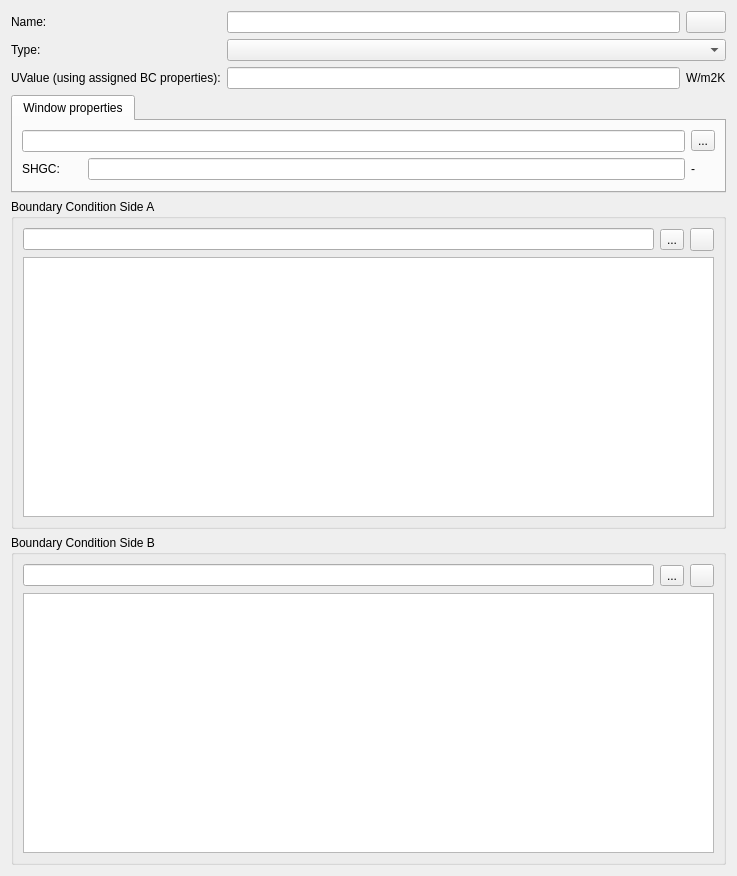
This is SIM-VICUS/src/SVDBSubSurfaceComponentEditWidget.ui in ghorwin/SIM-VICUS as Qt 5 draws it before an edit. The edited form follows.
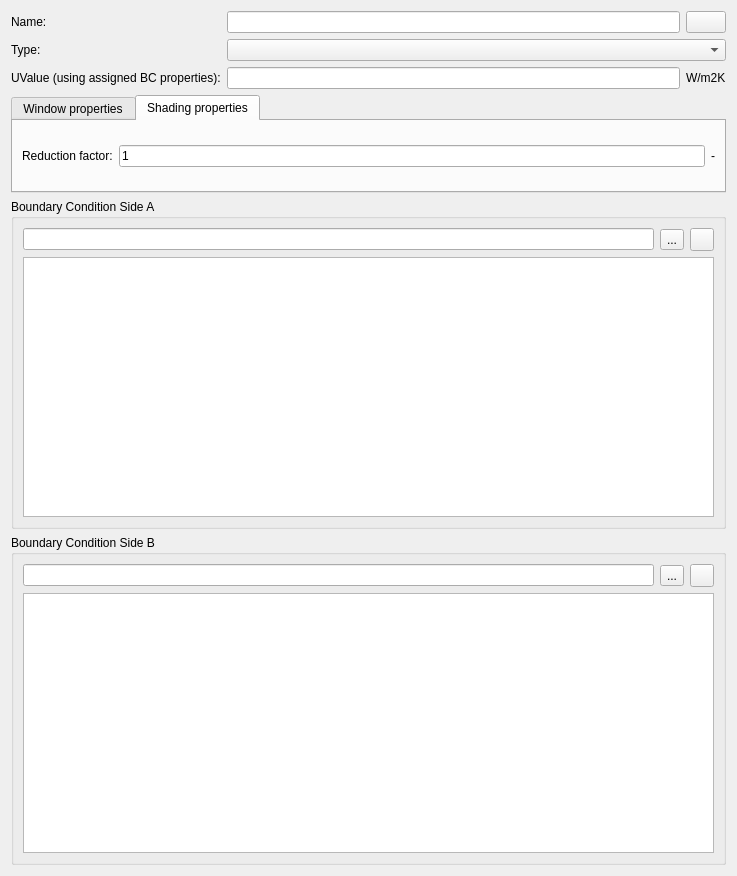
This is the edited form. Icons and pictures are not drawn. Custom widgets are drawn as their Qt base class.

Commit message: Added reduction factor in Window + UI

```diff
--- a/SIM-VICUS/src/SVDBSubSurfaceComponentEditWidget.ui
+++ b/SIM-VICUS/src/SVDBSubSurfaceComponentEditWidget.ui
@@ -100,7 +100,7 @@
       </sizepolicy>
      </property>
      <property name="currentIndex">
-      <number>0</number>
+      <number>1</number>
      </property>
      <widget class="QWidget" name="tabWindow">
       <attribute name="title">
@@ -153,6 +153,46 @@
        </item>
       </layout>
      </widget>
+     <widget class="QWidget" name="Shading">
+      <attribute name="title">
+       <string>Shading properties</string>
+      </attribute>
+      <layout class="QGridLayout" name="gridLayout_5">
+       <item row="0" column="0">
+        <widget class="QLabel" name="labelDisplayName_5">
+         <property name="minimumSize">
+          <size>
+           <width>60</width>
+           <height>0</height>
+          </size>
+         </property>
+         <property name="text">
+          <string>Reduction factor:</string>
+         </property>
+        </widget>
+       </item>
+       <item row="0" column="1">
+        <widget class="QtExt::ValidatingLineEdit" name="lineEditReductionFactor">
+         <property name="toolTipDuration">
+          <number>9</number>
+         </property>
+         <property name="text">
+          <string>1</string>
+         </property>
+         <property name="readOnly">
+          <bool>false</bool>
+         </property>
+        </widget>
+       </item>
+       <item row="0" column="2">
+        <widget class="QLabel" name="labelDisplayName_7">
+         <property name="text">
+          <string>-</string>
+         </property>
+        </widget>
+       </item>
+      </layout>
+     </widget>
     </widget>
    </item>
    <item>
@@ -218,17 +258,25 @@
   </layout>
  </widget>
  <customwidgets>
-  <customwidget>
-   <class>QtExt::ColorButton</class>
-   <extends>QPushButton</extends>
-   <header location="global">QtExt_ColorButton.h</header>
-  </customwidget>
   <customwidget>
    <class>QtExt::LanguageStringEditWidget1</class>
    <extends>QLineEdit</extends>
    <header location="global">QtExt_LanguageStringEditWidget1.h</header>
    <container>1</container>
   </customwidget>
+  <customwidget>
+   <class>QtExt::ValidatingLineEdit</class>
+   <extends>QLineEdit</extends>
+   <header location="global">QtExt_ValidatingLineEdit.h</header>
+   <slots>
+    <signal>editingFinishedSuccessfully()</signal>
+   </slots>
+  </customwidget>
+  <customwidget>
+   <class>QtExt::ColorButton</class>
+   <extends>QPushButton</extends>
+   <header location="global">QtExt_ColorButton.h</header>
+  </customwidget>
  </customwidgets>
  <resources>
   <include location="../resources/SIM-VICUS.qrc"/>
```
Left out of the diff: 2 changed lines with no effect on the pictures. The commit also changes 2 other files.
